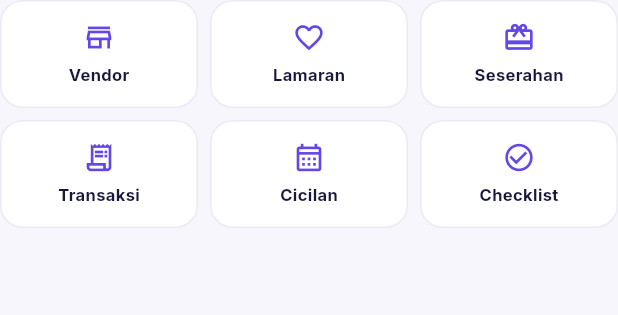
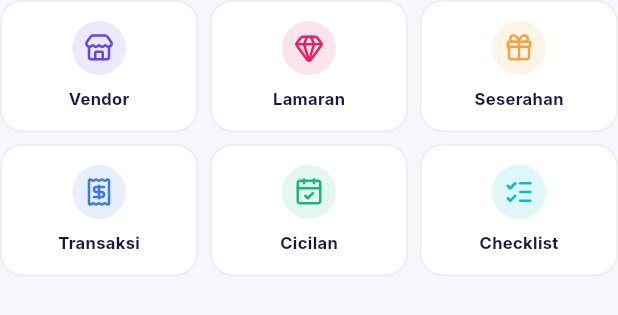
Before and after one commit to Zhseesh/WeddingManagementFlutter, a Flutter app: the _QuickActionsGrid widget shown alone on an empty page, opened directly, on a phone screen of 412 x 824 dp. Shown: the top 315 px of the screen. Run offline on Flutter 3.47's test engine with Material 3 defaults, Android fonts, the phone set to English and light mode, and no system bars; our stand-ins replace file_picker, fl_chart, flutter_local_notifications, flutter_riverpod, flutter_timezone, go_router and 8 more; accounts and stored records are empty.

Commit message:
style: implement lucide icons on quick actions & fix dark mode glitches

```diff
--- a/lib/features/dashboard/presentation/dashboard_screen.dart
+++ b/lib/features/dashboard/presentation/dashboard_screen.dart
@@ -1,4 +1,5 @@
 import 'package:material_ui/material_ui.dart';
+import 'package:lucide_icons/lucide_icons.dart';
 import 'package:flutter_riverpod/flutter_riverpod.dart';
 import 'package:intl/intl.dart';
 import 'package:weddingmanagementf/app/theme/app_theme.dart';
@@ -634,19 +635,51 @@ class _QuickActionsGrid extends ConsumerWidget {
 
   @override
   Widget build(BuildContext context, WidgetRef ref) {
+    final palette = AppTheme.of(context);
+
     final actions = [
-      _QuickAction(label: 'Vendor', icon: Icons.store_outlined,
-          onTap: () => _goToTab(ref, mainTab: 1, prepSubTab: 0)),
-      _QuickAction(label: 'Lamaran', icon: Icons.favorite_border,
-          onTap: () => _goToTab(ref, mainTab: 1, prepSubTab: 2)),
-      _QuickAction(label: 'Seserahan', icon: Icons.card_giftcard,
-          onTap: () => _goToTab(ref, mainTab: 1, prepSubTab: 3)),
-      _QuickAction(label: 'Transaksi', icon: Icons.receipt_long_outlined,
-          onTap: () => _goToTab(ref, mainTab: 2, financeSubTab: 1)),
-      _QuickAction(label: 'Cicilan', icon: Icons.calendar_month_outlined,
-          onTap: () => _goToTab(ref, mainTab: 2, financeSubTab: 2)),
-      _QuickAction(label: 'Checklist', icon: Icons.check_circle_outline,
-          onTap: () => _goToTab(ref, mainTab: 1, prepSubTab: 1)),
+      _QuickAction(
+        label: 'Vendor',
+        icon: LucideIcons.store,
+        color: AppTheme.primary,
+        bgColor: Color.lerp(AppTheme.primary, palette.surface, 0.88)!,
+        onTap: () => _goToTab(ref, mainTab: 1, prepSubTab: 0),
+      ),
+      _QuickAction(
+        label: 'Lamaran',
+        icon: LucideIcons.gem, // Ikon permata/berlian
+        color: const Color(0xFFE91E63),
+        bgColor: Color.lerp(const Color(0xFFE91E63), palette.surface, 0.88)!,
+        onTap: () => _goToTab(ref, mainTab: 1, prepSubTab: 2),
+      ),
+      _QuickAction(
+        label: 'Seserahan',
+        icon: LucideIcons.gift,
+        color: AppTheme.warning,
+        bgColor: Color.lerp(AppTheme.warning, palette.surface, 0.88)!,
+        onTap: () => _goToTab(ref, mainTab: 1, prepSubTab: 3),
+      ),
+      _QuickAction(
+        label: 'Transaksi',
+        icon: LucideIcons.receipt,
+        color: AppTheme.tertiary,
+        bgColor: Color.lerp(AppTheme.tertiary, palette.surface, 0.88)!,
+        onTap: () => _goToTab(ref, mainTab: 2, financeSubTab: 1),
+      ),
+      _QuickAction(
+        label: 'Cicilan',
+        icon: LucideIcons.calendarCheck,
+        color: AppTheme.success,
+        bgColor: Color.lerp(AppTheme.success, palette.surface, 0.88)!,
+        onTap: () => _goToTab(ref, mainTab: 2, financeSubTab: 2),
+      ),
+      _QuickAction(
+        label: 'Checklist',
+        icon: LucideIcons.listChecks,
+        color: const Color(0xFF00BCD4),
+        bgColor: Color.lerp(const Color(0xFF00BCD4), palette.surface, 0.88)!,
+        onTap: () => _goToTab(ref, mainTab: 1, prepSubTab: 1),
+      ),
     ];
 
     return LayoutBuilder(
@@ -669,8 +702,17 @@ class _QuickActionsGrid extends ConsumerWidget {
 class _QuickAction {
   final String label;
   final IconData icon;
+  final Color color;
+  final Color bgColor;
   final VoidCallback onTap;
-  const _QuickAction({required this.label, required this.icon, required this.onTap});
+
+  const _QuickAction({
+    required this.label,
+    required this.icon,
+    required this.color,
+    required this.bgColor,
+    required this.onTap
+  });
 }
 
 class _QuickActionButton extends StatelessWidget {
@@ -692,15 +734,25 @@ class _QuickActionButton extends StatelessWidget {
           padding: const EdgeInsets.symmetric(vertical: 14, horizontal: 4),
           child: Column(
             children: [
-              Icon(action.icon, size: 22, color: AppTheme.primary),
-              const SizedBox(height: 6),
-              Text(action.label,
-                  maxLines: 1,
-                  overflow: TextOverflow.ellipsis,
-                  style: TextStyle(
-                      fontSize: 11,
-                      fontWeight: FontWeight.w700,
-                      color: palette.ink)),
+              Container(
+                padding: const EdgeInsets.all(8),
+                decoration: BoxDecoration(
+                  color: action.bgColor,
+                  shape: BoxShape.circle,
+                ),
+                child: Icon(action.icon, size: 20, color: action.color),
+              ),
+              const SizedBox(height: 8),
+              Text(
+                action.label,
+                maxLines: 1,
+                overflow: TextOverflow.ellipsis,
+                style: TextStyle(
+                  fontSize: 11,
+                  fontWeight: FontWeight.w700,
+                  color: palette.ink,
+                ),
+              ),
             ],
           ),
         ),
--- a/pubspec.yaml
+++ b/pubspec.yaml
@@ -26,6 +26,7 @@ dependencies:
   fl_chart: ^0.69.0
   material_ui: ^0.0.1
   cupertino_icons: ^1.0.8
+  lucide_icons: ^0.257.0
 
 dev_dependencies:
   flutter_test:
```
Also changed, not shown: pubspec.lock.
